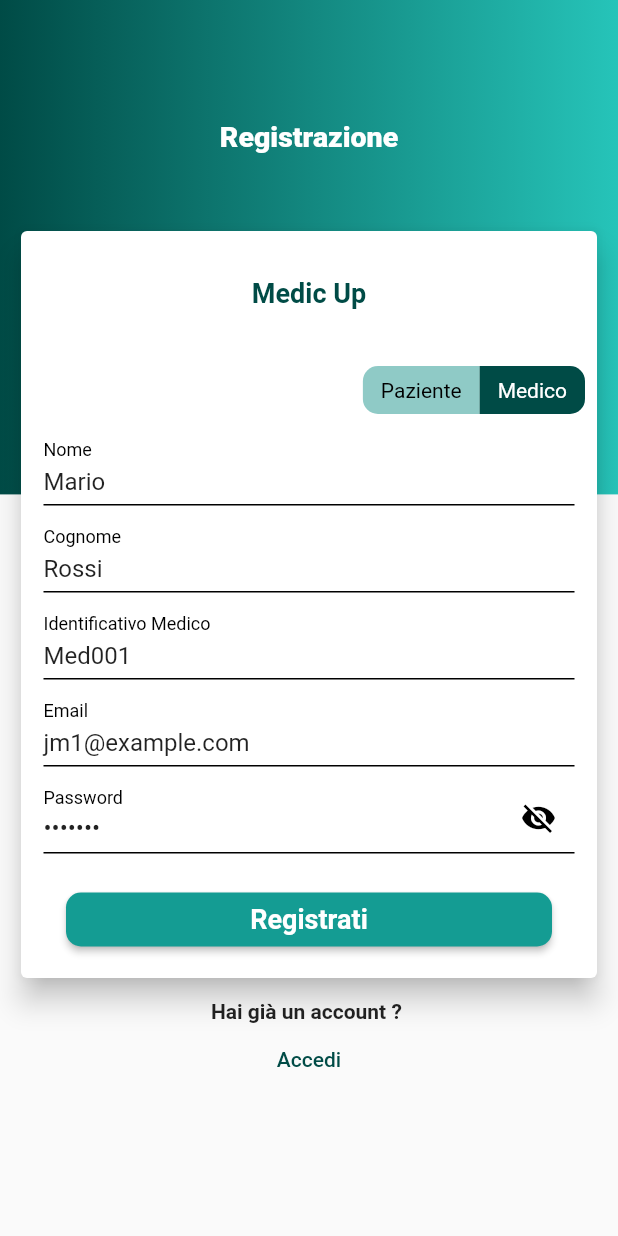
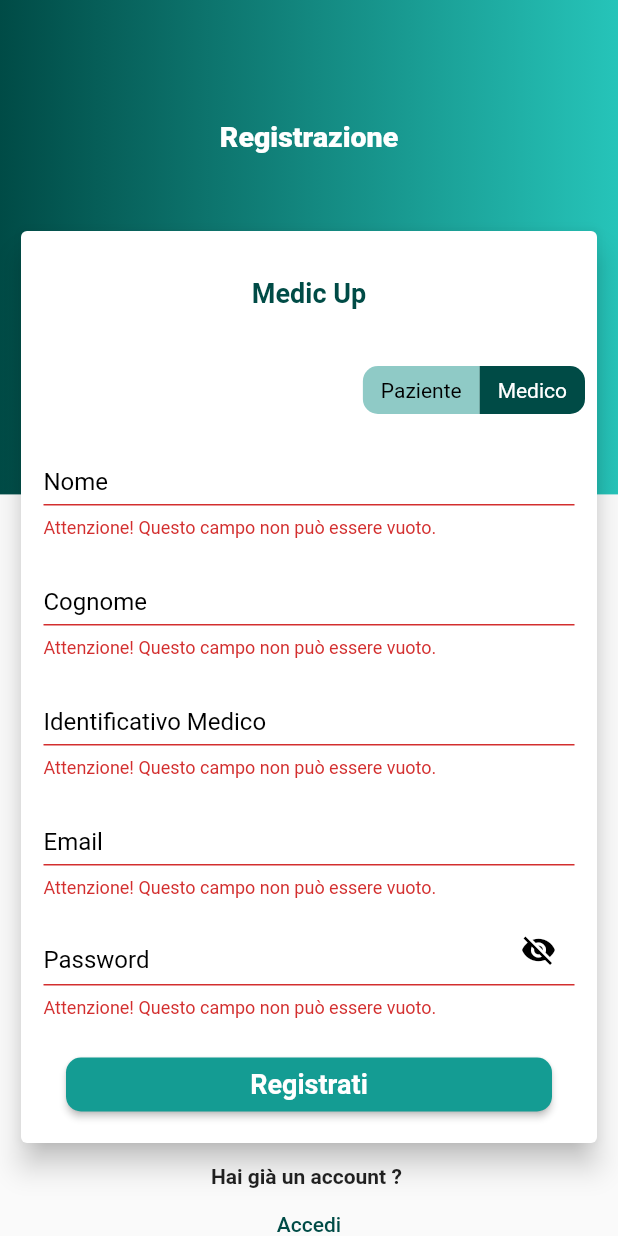
Before and after one commit to tonylm00/MedicUp, a Flutter app: the SignUpPage screen opened by its route, after a tap on "Paziente", after a tap on "Registrati", on a phone screen of 412 x 824 dp. Run offline on Flutter 3.47's test engine with Material 2 defaults, Android fonts, the light colour scheme and no system bars; our stand-ins replace dio, fluro; missing offline and left inert: dart:html, flutter_bootstrap.

Commit message:
add regex to sign up fields

```diff
--- a/frontend/lib/UI/signup_widget.dart
+++ b/frontend/lib/UI/signup_widget.dart
@@ -129,14 +129,6 @@ class SignUpWidget {
     );
   }
 
-  String? _userNameValidation(String value) {
-    if (value.isEmpty) {
-      return "Inserisci un nome utente valido";
-    } else {
-      return null;
-    }
-  }
-
   Widget _buildUserNameField(BuildContext context) {
     return Padding(
       padding: const EdgeInsets.symmetric(horizontal: 15.0, vertical: 5),
@@ -147,8 +139,8 @@ class SignUpWidget {
         onFieldSubmitted: (_) {
           FocusScope.of(context).requestFocus(state.surnameFocusNode);
         },
-        //validator: (value) => _emailValidation(value!),
-        decoration: CommonStyles.textFormFieldStyle("Nome", ""),
+        validator: (value) => state.validateName(value!),
+        decoration: CommonStyles.textFormFieldStyle("Nome", "es: Mario"),
       ),
     );
   }
@@ -163,8 +155,8 @@ class SignUpWidget {
         onFieldSubmitted: (_) {
           FocusScope.of(context).requestFocus(state.userCfFocusNode);
         },
-        //validator: (value) => _emailValidation(value!),
-        decoration: CommonStyles.textFormFieldStyle("Cognome", ""),
+        validator: (value) => state.validateSurname(value!),
+        decoration: CommonStyles.textFormFieldStyle("Cognome", "es: Rossi"),
       ),
     );
   }
@@ -186,19 +178,10 @@ class SignUpWidget {
               onFieldSubmitted: (_) {
                 FocusScope.of(context).requestFocus(state.emailFocusNode);
               },
-            //validator: (value) => _emailValidation(value!),
-            decoration: CommonStyles.textFormFieldStyle("Data di Nascita", ""),
-          ), /* Column(
-        mainAxisAlignment: MainAxisAlignment.center,
-        children: <Widget>[
-          Text('Selected Date: ${state.selectedDate}'),
-          ElevatedButton(
-            onPressed: () => state.selectDate(context),
-            child: Text('Select Date'),
-          ),
-        ],
-      ), */
-        ));
+              validator: (value) => state.validateBirthDate(value!),
+              decoration: CommonStyles.textFormFieldStyle(
+                  "Data di Nascita", "es: 23/10/1998"),
+            )));
   }
 
   Widget _buildUserCfField(BuildContext context) {
@@ -211,8 +194,9 @@ class SignUpWidget {
         onFieldSubmitted: (_) {
           FocusScope.of(context).requestFocus(state.emailFocusNode);
         },
-        //validator: (value) => _emailValidation(value!),
-        decoration: CommonStyles.textFormFieldStyle("Codice Fiscale", ""),
+        validator: (value) => state.validateFiscalCode(value!),
+        decoration: CommonStyles.textFormFieldStyle(
+            "Codice Fiscale", "es: CSLMTN98R63I422K"),
       ),
     );
   }
@@ -227,9 +211,9 @@ class SignUpWidget {
         onFieldSubmitted: (_) {
           FocusScope.of(context).requestFocus(state.emailFocusNode);
         },
-        //validator: (value) => _emailValidation(value!),
-        decoration:
-            CommonStyles.textFormFieldStyle("Identificativo Medico", ""),
+        validator: (value) => state.validateMedCode(value!),
+        decoration: CommonStyles.textFormFieldStyle(
+            "Identificativo Medico", "es: 2310980MED1"),
       ),
     );
   }
@@ -244,20 +228,11 @@ class SignUpWidget {
         onFieldSubmitted: (_) {
           FocusScope.of(context).requestFocus(state.passwordFocusNode);
         },
-        validator: (value) => _emailValidation(value!),
-        decoration: CommonStyles.textFormFieldStyle("Email", ""),
+        validator: (value) => state.validateEmail(value!),
+        decoration:
+            CommonStyles.textFormFieldStyle("Email", "es: jm1@example.com"),
       ),
     );
-  }
-
-  String? _emailValidation(String value) {
-    bool emailValid =
-        RegExp(r"^[a-zA-Z0-9.]+@[a-zA-Z0-9]+\.[a-zA-Z]+").hasMatch(value);
-    if (!emailValid) {
-      return "Inserisci una e-mail valida";
-    } else {
-      return null;
-    }
   }
 
   Widget _buildPasswordField(BuildContext context) {
@@ -265,16 +240,15 @@ class SignUpWidget {
       padding: const EdgeInsets.symmetric(horizontal: 15.0, vertical: 5),
       child: TextFormField(
         controller: state.userPasswordController,
-        keyboardType: TextInputType.text,
-        textInputAction: TextInputAction.next,
+        keyboardType: TextInputType.visiblePassword,
         onFieldSubmitted: (_) {
           FocusScope.of(context).requestFocus(state.emailFocusNode);
         },
-        validator: (value) => _userNameValidation(value!),
+        validator: (value) => state.validatePassword(value!),
         obscureText: state.isPasswordVisible,
         decoration: InputDecoration(
           labelText: "Password",
-          hintText: "",
+          hintText: "es: SecurePassword1@",
           labelStyle: const TextStyle(color: Colors.black),
           alignLabelWithHint: true,
           contentPadding: const EdgeInsets.symmetric(vertical: 5),
--- a/frontend/lib/pages/signup.dart
+++ b/frontend/lib/pages/signup.dart
@@ -1,64 +1,9 @@
-/* import 'package:flutter/material.dart';
-import 'package:flutter/rendering.dart';
-import 'package:momento_medico/UI/signup_widget.dart';
+// ignore_for_file: non_constant_identifier_names
 
-import '../utils/AppColors.dart';
-
-class SignUpPage extends StatefulWidget {
-  const SignUpPage({Key? key}) : super(key: key);
-
-  @override
-  SignUpPageState createState() {
-    return SignUpPageState();
-  }
-}
-
-class SignUpPageState extends State<SignUpPage> {
-  TextEditingController nome_ctrl = TextEditingController();
-  TextEditingController cognome_ctrl = TextEditingController();
-  TextEditingController idUtente_ctrl = TextEditingController();
-
-  TextEditingController mail_ctrl = TextEditingController();
-  TextEditingController password_ctrl = TextEditingController();
-
-  bool isPaziente = false;
-  bool isMedico = false;
-  bool show = true;
-
-  String labelSignup = 'Registrazione';
-
-  @override
-  Widget build(BuildContext context) => Scaffold(
-        appBar: AppBar(
-          title: const Text(
-            'MedicUP - Registrazione',
-            style: TextStyle(color: Colors.white),
-          ),
-          backgroundColor: AppColors.medicUpColor,
-        ),
-        backgroundColor: AppColors.backgroundLight,
-        body: SignUpWidget(this).getView(context),
-      );
-
-  onChangePaziente() {
-    setState(() {
-      isPaziente = true;
-      labelSignup = 'Registrazione Paziente';
-      show = false;
-    });
-  }
-
-  onChangeMedico() {
-    setState(() {
-      isMedico = true;
-      labelSignup = 'Registrazione Medico';
-      show = false;
-    });
-  }
-}
- */
+import 'dart:developer';
 
 import 'package:flutter/material.dart';
+import 'package:frontend/utils/RegExp_SignUp.dart';
 
 import '../UI/signup_widget.dart';
 import '../utils/ColorUtils.dart';
@@ -123,14 +68,14 @@ class RegisterFormWidget extends StatefulWidget {
 
 class RegisterFormWidgetState extends State<RegisterFormWidget> {
   final formKey = GlobalKey<FormState>();
-  var userEmailController = TextEditingController(text: "jm1@example.com");
-  var userPasswordController = TextEditingController(text: "jay@123");
-  final userNameController = TextEditingController(text: "Mario");
-  final userSurnameController = TextEditingController(text: "Rossi");
-  final userCFController = TextEditingController(text: "CSLMTN98R63I422K");
-  final userDataNascitaController = TextEditingController(text: '23/10/1998');
+  var userEmailController = TextEditingController(text: "");
+  var userPasswordController = TextEditingController(text: "");
+  final userNameController = TextEditingController(text: "");
+  final userSurnameController = TextEditingController(text: "");
+  final userCFController = TextEditingController(text: "");
+  final userDataNascitaController = TextEditingController(text: '');
 
-  final medIdController = TextEditingController(text: "Med001");
+  final medIdController = TextEditingController(text: '');
 
   final emailFocusNode = FocusNode();
   final passwordFocusNode = FocusNode();
@@ -143,6 +88,14 @@ class RegisterFormWidgetState extends State<RegisterFormWidget> {
   bool isPasswordVisible = true;
 
   late DateTime selectedDate = DateTime.now();
+
+  bool isValidate_birthdate = false;
+  bool isValidate_name = false;
+  bool isValidate_surname = false;
+  bool isValidate_cf = false;
+  bool isValidate_email = false;
+  bool isValidate_password = false;
+  bool isValidate_medCode = false;
 
   @override
   Widget build(BuildContext context) => SignUpWidget(this).getView(context);
@@ -160,4 +113,138 @@ class RegisterFormWidgetState extends State<RegisterFormWidget> {
       });
     }
   }
+
+  validateMedCode(String value) {
+    if (value.isNotEmpty) {
+      if (SignUpRegExp.regExp_medcode.hasMatch(value)) {
+        setState(() {
+          isValidate_medCode = true;
+        });
+        log('VALIDATE : $value  : $isValidate_medCode');
+      } else {
+        setState(() {
+          isValidate_birthdate = false;
+        });
+        log('VALIDATE ERROR: $value  : $isValidate_medCode');
+        return 'Errore: formato non corretto.';
+      }
+    } else {
+      return 'Attenzione! Questo campo non può essere vuoto.';
+    }
+  }
+
+  validateBirthDate(String value) {
+    if (value.isNotEmpty) {
+      if (SignUpRegExp.regExp_birthdate.hasMatch(value)) {
+        setState(() {
+          isValidate_birthdate = true;
+        });
+        log('VALIDATE : $value  : $isValidate_birthdate');
+      } else {
+        setState(() {
+          isValidate_birthdate = false;
+        });
+
+        log('VALIDATE ERROR: $value  : $isValidate_birthdate');
+        return 'Errore: formato non corretto.';
+      }
+    } else {
+      return 'Attenzione! Questo campo non può essere vuoto.';
+    }
+  }
+
+  validateName(String value) {
+    if (value.isNotEmpty) {
+      if (SignUpRegExp.regExp_name.hasMatch(value)) {
+        setState(() {
+          isValidate_name = true;
+        });
+        log('VALIDATE : $value  : $isValidate_name');
+      } else {
+        setState(() {
+          isValidate_name = false;
+        });
+        log('VALIDATE ERROR: $value  : $isValidate_name');
+        return 'Errore: formato non corretto.';
+      }
+    } else {
+      return 'Attenzione! Questo campo non può essere vuoto.';
+    }
+  }
+
+  validateSurname(String value) {
+    if (value.isNotEmpty) {
+      if (SignUpRegExp.regExp_surname.hasMatch(value)) {
+        setState(() {
+          isValidate_surname = true;
+        });
+        log('VALIDATE : $value  : $isValidate_surname');
+      } else {
+        setState(() {
+          isValidate_surname = false;
+        });
+        log('VALIDATE ERROR: $value  : $isValidate_surname');
+        return 'Errore: formato non corretto.';
+      }
+    } else {
+      return 'Attenzione! Questo campo non può essere vuoto.';
+    }
+  }
+
+  validateFiscalCode(String value) {
+    if (value.isNotEmpty) {
+      if (SignUpRegExp.regExp_CF.hasMatch(value)) {
+        setState(() {
+          isValidate_cf = true;
+        });
+        log('VALIDATE : $value  : $isValidate_cf');
+      } else {
+        setState(() {
+          isValidate_cf = false;
+        });
+        log('VALIDATE ERROR: $value  : $isValidate_cf');
+        return 'Errore: formato non corretto.';
+      }
+    } else {
+      return 'Attenzione! Questo campo non può essere vuoto.';
+    }
+  }
+
+  validateEmail(String value) {
+    if (value.isNotEmpty) {
+      if (SignUpRegExp.regExp_email.hasMatch(value)) {
+        setState(() {
+          isValidate_email = true;
+        });
+        log('VALIDATE : $value  : $isValidate_email');
+      } else {
+        setState(() {
+          isValidate_email = false;
+        });
+        log('VALIDATE ERROR: $value  : $isValidate_email');
+        return 'Errore: formato non corretto.';
+      }
+    } else {
+      return 'Attenzione! Questo campo non può essere vuoto.';
+    }
+  }
+
+  validatePassword(String value) {
+    if (value.isNotEmpty) {
+      if (SignUpRegExp.regExp_password.hasMatch(value)) {
+        setState(() {
+          isValidate_password = true;
+        });
+        log('VALIDATE : $value  : $isValidate_password');
+      } else {
+        setState(() {
+          isValidate_password = false;
+        });
+        log('VALIDATE ERROR: $value  : $isValidate_password');
+        return 'Errore: formato non corretto.';
+      }
+    } else {
+      return 'Attenzione! Questo campo non può essere vuoto.';
+    }
+  }
 }
--- a/frontend/lib/utils/CommonStyle.dart
+++ b/frontend/lib/utils/CommonStyle.dart
@@ -7,14 +7,14 @@ class CommonStyles {
       labelText: label,
       hintText: hint,
       alignLabelWithHint:true,
-      contentPadding: EdgeInsets.symmetric(vertical: 5),
-      labelStyle: TextStyle(color: Colors.black),
-      enabledBorder: UnderlineInputBorder(
+      contentPadding: const EdgeInsets.symmetric(vertical: 5),
+      labelStyle: const TextStyle(color: Colors.black),
+      enabledBorder: const UnderlineInputBorder(
         borderSide: BorderSide(
           color: Colors.black,
         ),
       ),
-      focusedBorder: UnderlineInputBorder(
+      focusedBorder: const UnderlineInputBorder(
         borderSide: BorderSide(
           color: Colors.black,
           width: 2
--- /dev/null
+++ b/frontend/lib/utils/RegExp_SignUp.dart
@@ -0,0 +1,16 @@
+class SignUpRegExp {
+  static RegExp regExp_birthdate =
+      RegExp(r'^(0[1-9]|[12][0-9]|3[01])/(0[1-9]|1[012])/[0-9]{4}$');
+
+  static RegExp regExp_name = RegExp(r'^[a-zA-Z]{2,20}$');
+  static RegExp regExp_surname = RegExp(r'^[a-zA-Z]{2,20}$');
+
+  static RegExp regExp_CF =
+      RegExp(r'^[A-Z]{6}[0-9]{2}[A-Z][0-9]{2}[A-Z][0-9]{3}[A-Z]$');
+  static RegExp regExp_email = RegExp(
+      r'^[a-zA-Z0-9.!#$%&*+/=?^_`{|}~-]+@[a-zA-Z0-9](?:[a-zA-Z0-9-]{0,61}[a-zA-Z0-9])?(?:\.[a-zA-Z0-9](?:[a-zA-Z0-9-]{0,61}[a-zA-Z0-9])?)*$');
+  static RegExp regExp_password = RegExp(
+      r'^(?=.*[A-Z])(?=.*[a-z])(?=.*\d)(?=.*[@$!%*#?&])[A-Za-z\d@$!%*#?&]{8,}$');
+
+  static RegExp regExp_medcode = RegExp(r'^\d{7}[A-Z]{3}\d$');
+}
```
Lines whose indentation alone changed are shown as unchanged.
